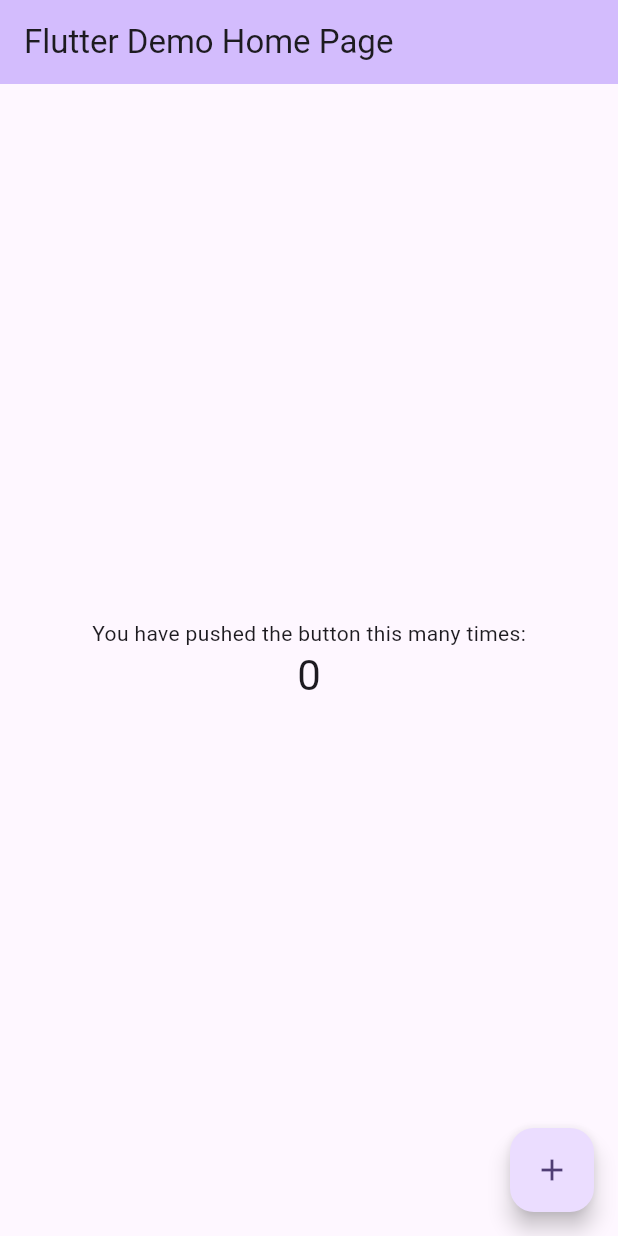
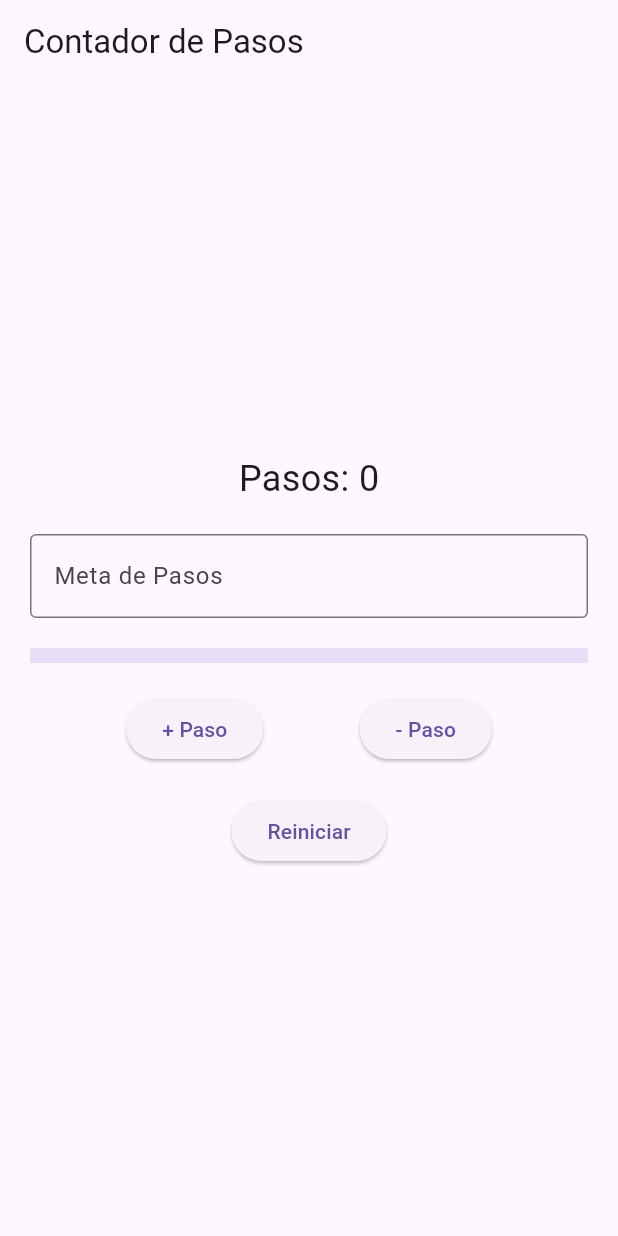
Before and after one commit to Ferlandy1297/flutter_contador_pasos, a Flutter app: the screen it shows after launch, on a phone screen of 412 x 824 dp. Run offline on Flutter 3.47's test engine with Material 3 defaults, Android fonts, the phone set to English and light mode, and no system bars.

Commit message:
Seguimiento de Metas de Pasos FInalizado

```diff
--- a/lib/main.dart
+++ b/lib/main.dart
@@ -1,122 +1,132 @@
 import 'package:flutter/material.dart';
 
+// Función principal que inicia la aplicación
 void main() {
-  runApp(const MyApp());
+  runApp(MyApp());
 }
 
+// Clase principal que define la estructura de la aplicación
 class MyApp extends StatelessWidget {
-  const MyApp({super.key});
-
-  // This widget is the root of your application.
   @override
   Widget build(BuildContext context) {
     return MaterialApp(
-      title: 'Flutter Demo',
-      theme: ThemeData(
-        // This is the theme of your application.
-        //
-        // TRY THIS: Try running your application with "flutter run". You'll see
-        // the application has a purple toolbar. Then, without quitting the app,
-        // try changing the seedColor in the colorScheme below to Colors.green
-        // and then invoke "hot reload" (save your changes or press the "hot
-        // reload" button in a Flutter-supported IDE, or press "r" if you used
-        // the command line to start the app).
-        //
-        // Notice that the counter didn't reset back to zero; the application
-        // state is not lost during the reload. To reset the state, use hot
-        // restart instead.
-        //
-        // This works for code too, not just values: Most code changes can be
-        // tested with just a hot reload.
-        colorScheme: ColorScheme.fromSeed(seedColor: Colors.deepPurple),
-      ),
-      home: const MyHomePage(title: 'Flutter Demo Home Page'),
+      debugShowCheckedModeBanner: false, // Oculta la etiqueta de debug
+      title: 'Contador de Pasos', // Título de la app
+      theme: ThemeData(primarySwatch: Colors.blue), // Tema de la aplicación
+      home: HomeScreen(), // Define la pantalla principal
     );
   }
 }
 
-class MyHomePage extends StatefulWidget {
-  const MyHomePage({super.key, required this.title});
-
-  // This widget is the home page of your application. It is stateful, meaning
-  // that it has a State object (defined below) that contains fields that affect
-  // how it looks.
-
-  // This class is the configuration for the state. It holds the values (in this
-  // case the title) provided by the parent (in this case the App widget) and
-  // used by the build method of the State. Fields in a Widget subclass are
-  // always marked "final".
-
-  final String title;
-
+// Pantalla principal de la aplicación
+class HomeScreen extends StatefulWidget {
   @override
-  State<MyHomePage> createState() => _MyHomePageState();
+  _HomeScreenState createState() => _HomeScreenState();
 }
 
-class _MyHomePageState extends State<MyHomePage> {
-  int _counter = 0;
+// Estado de la pantalla principal
+class _HomeScreenState extends State<HomeScreen> {
+  int _pasos = 0; // Contador de pasos
+  int _metaPasos = 10000; // Meta predeterminada de pasos
+  final TextEditingController _metaController =
+      TextEditingController(); // Controlador para ingresar la meta
 
-  void _incrementCounter() {
+  // Método para incrementar el contador de pasos
+  void _sumarPaso() {
     setState(() {
-      // This call to setState tells the Flutter framework that something has
-      // changed in this State, which causes it to rerun the build method below
-      // so that the display can reflect the updated values. If we changed
-      // _counter without calling setState(), then the build method would not be
-      // called again, and so nothing would appear to happen.
-      _counter++;
+      _pasos++;
+    });
+  }
+
+  // Método para decrementar el contador de pasos
+  void _restarPaso() {
+    if (_pasos > 0) {
+      setState(() {
+        _pasos--;
+      });
+    }
+  }
+
+  // Método para actualizar la meta de pasos ingresada por el usuario
+  void _actualizarMeta() {
+    setState(() {
+      _metaPasos = int.tryParse(_metaController.text) ?? 10000;
+    });
+  }
+
+  // Método para reiniciar el contador de pasos a cero
+  void _reiniciarContador() {
+    setState(() {
+      _pasos = 0;
     });
   }
 
   @override
   Widget build(BuildContext context) {
-    // This method is rerun every time setState is called, for instance as done
-    // by the _incrementCounter method above.
-    //
-    // The Flutter framework has been optimized to make rerunning build methods
-    // fast, so that you can just rebuild anything that needs updating rather
-    // than having to individually change instances of widgets.
+    double progreso = (_pasos / _metaPasos).clamp(
+      0.0,
+      1.0,
+    ); // Calcula el progreso de la meta
     return Scaffold(
       appBar: AppBar(
-        // TRY THIS: Try changing the color here to a specific color (to
-        // Colors.amber, perhaps?) and trigger a hot reload to see the AppBar
-        // change color while the other colors stay the same.
-        backgroundColor: Theme.of(context).colorScheme.inversePrimary,
-        // Here we take the value from the MyHomePage object that was created by
-        // the App.build method, and use it to set our appbar title.
-        title: Text(widget.title),
-      ),
-      body: Center(
-        // Center is a layout widget. It takes a single child and positions it
-        // in the middle of the parent.
+        title: Text('Contador de Pasos'),
+      ), // Barra superior con título
+      body: Padding(
+        padding: const EdgeInsets.all(
+          20.0,
+        ), // Espaciado alrededor de los elementos
         child: Column(
-          // Column is also a layout widget. It takes a list of children and
-          // arranges them vertically. By default, it sizes itself to fit its
-          // children horizontally, and tries to be as tall as its parent.
-          //
-          // Column has various properties to control how it sizes itself and
-          // how it positions its children. Here we use mainAxisAlignment to
-          // center the children vertically; the main axis here is the vertical
-          // axis because Columns are vertical (the cross axis would be
-          // horizontal).
-          //
-          // TRY THIS: Invoke "debug painting" (choose the "Toggle Debug Paint"
-          // action in the IDE, or press "p" in the console), to see the
-          // wireframe for each widget.
-          mainAxisAlignment: MainAxisAlignment.center,
-          children: <Widget>[
-            const Text('You have pushed the button this many times:'),
+          mainAxisAlignment:
+              MainAxisAlignment.center, // Centra los elementos en la pantalla
+          children: [
             Text(
-              '$_counter',
-              style: Theme.of(context).textTheme.headlineMedium,
+              'Pasos: $_pasos',
+              style: TextStyle(fontSize: 24),
+            ), // Muestra la cantidad de pasos
+            SizedBox(height: 20), // Espaciado entre elementos
+            // Campo de entrada para la meta de pasos
+            TextField(
+              controller: _metaController,
+              keyboardType: TextInputType.number,
+              decoration: InputDecoration(
+                labelText: 'Meta de Pasos',
+                border: OutlineInputBorder(),
+              ),
+              onSubmitted:
+                  (_) =>
+                      _actualizarMeta(), // Actualiza la meta cuando el usuario presiona Enter
+            ),
+            SizedBox(height: 20),
+
+            // Barra de progreso que muestra el avance hacia la meta
+            LinearProgressIndicator(
+              value: progreso, // Valor de progreso
+              color:
+                  progreso >= 1.0
+                      ? Colors.green
+                      : Colors.blue, // Cambia de color al alcanzar la meta
+              minHeight: 10,
+            ),
+            SizedBox(height: 20),
+
+            // Botones para aumentar y disminuir los pasos
+            Row(
+              mainAxisAlignment: MainAxisAlignment.spaceEvenly,
+              children: [
+                ElevatedButton(onPressed: _sumarPaso, child: Text('+ Paso')),
+                ElevatedButton(onPressed: _restarPaso, child: Text('- Paso')),
+              ],
+            ),
+            SizedBox(height: 20),
+
+            // Botón para reiniciar el contador de pasos
+            ElevatedButton(
+              onPressed: _reiniciarContador,
+              child: Text('Reiniciar'),
             ),
           ],
         ),
       ),
-      floatingActionButton: FloatingActionButton(
-        onPressed: _incrementCounter,
-        tooltip: 'Increment',
-        child: const Icon(Icons.add),
-      ), // This trailing comma makes auto-formatting nicer for build methods.
     );
   }
 }
```
